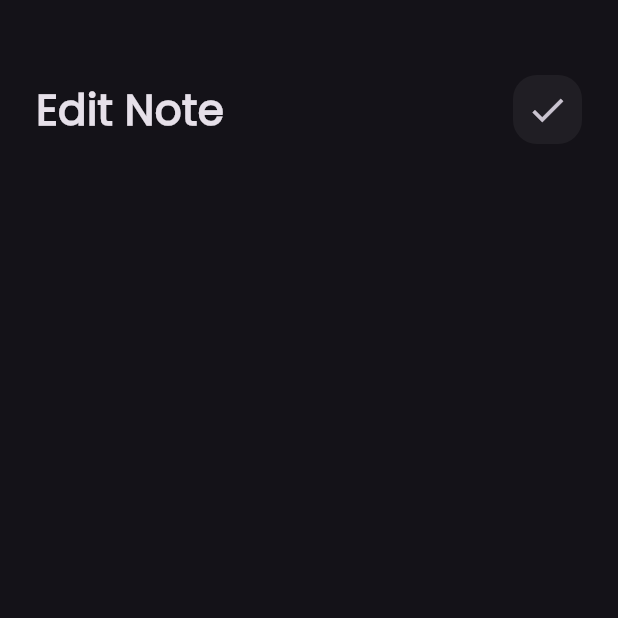
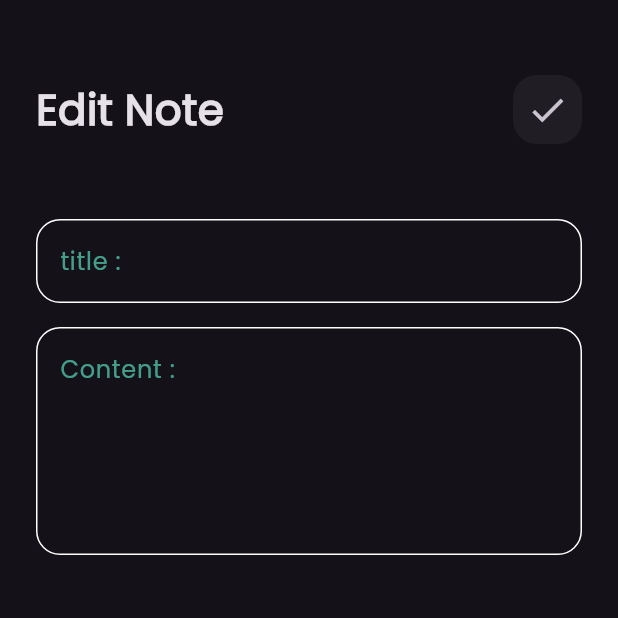
Before and after one commit to IbrahimRanjous/notes_app, a Flutter app: the EditNoteView screen opened directly, on a phone screen of 412 x 824 dp, the top half of it. Run offline on Flutter 3.47's test engine with Material 3 defaults, Android fonts, the phone set to English and light mode, and no system bars; our stand-ins replace font_awesome_flutter.

Commit message:
edit note view ui done

```diff
--- a/lib/widgets/custom_app_bar.dart
+++ b/lib/widgets/custom_app_bar.dart
@@ -19,7 +19,7 @@ class CustomAppBar extends StatelessWidget {
           ),
         ),
         const Spacer(),
-        CustomSearchIcon(icon: icon),
+        CustomIcon(icon: icon),
       ],
     );
   }
--- a/lib/widgets/custom_icon.dart
+++ b/lib/widgets/custom_icon.dart
@@ -1,7 +1,7 @@
 import 'package:flutter/material.dart';
 
-class CustomSearchIcon extends StatelessWidget {
-  const CustomSearchIcon({super.key, required this.icon});
+class CustomIcon extends StatelessWidget {
+  const CustomIcon({super.key, required this.icon});
 
   final IconData icon;
   @override
--- a/lib/widgets/edit_view_body.dart
+++ b/lib/widgets/edit_view_body.dart
@@ -1,5 +1,6 @@
 import 'package:flutter/material.dart';
 import 'package:notes/widgets/custom_app_bar.dart';
+import 'package:notes/widgets/custom_text_filed.dart';
 
 class EditNoteViewBody extends StatelessWidget {
   const EditNoteViewBody({super.key});
@@ -11,7 +12,17 @@ class EditNoteViewBody extends StatelessWidget {
       child: Column(
         children: [
           SizedBox(height: 50,),
+
           CustomAppBar(title: 'Edit Note', icon: Icons.check,),
+
+          SizedBox(height: 50,),
+
+          CustomTextField(hint: 'title :'),
+
+          SizedBox(height: 16,),
+
+          CustomTextField(hint: 'Content :',maxlines: 5,),
+
         ],
       ),
     );
```
